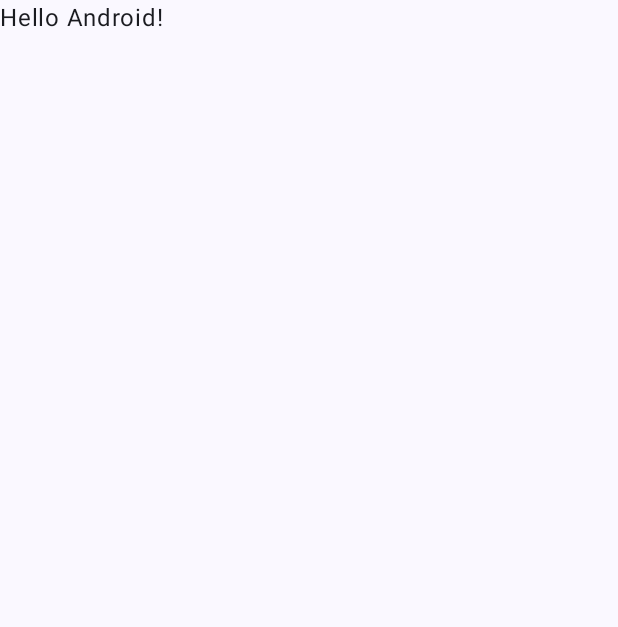
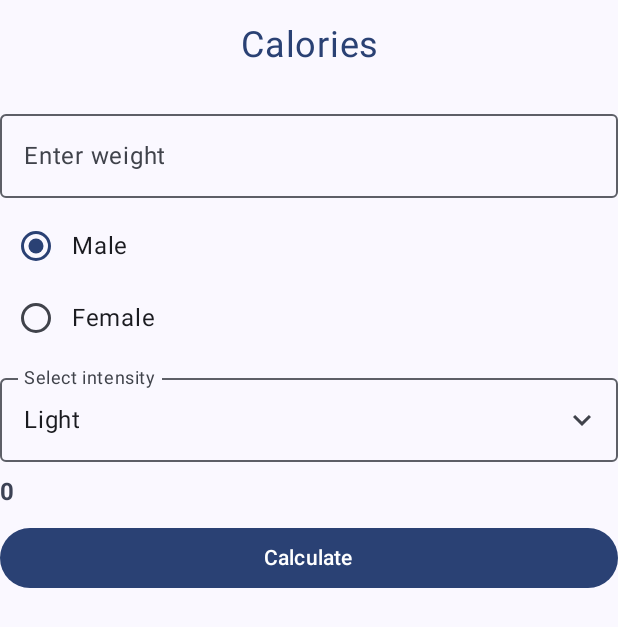
Before and after one commit to JuhoStarck/Kotlin-exercise-3, an Android app built with Jetpack Compose: the screen it shows after launch (MainActivity), on a phone screen of 412 x 824 dp. Before the commit the part shown is almost empty. Shown: the top 627 px of the screen. Run offline under Robolectric (Android 15) with nearby library versions, the phone set to English and light mode, and no system bars.

Commit message:
Tehtävä tehty

```diff
--- a/app/build.gradle.kts
+++ b/app/build.gradle.kts
@@ -50,6 +50,7 @@ dependencies {
     implementation(libs.androidx.compose.ui.graphics)
     implementation(libs.androidx.compose.ui.tooling.preview)
     implementation(libs.androidx.compose.material3)
+    implementation("androidx.compose.material:material-icons-extended")
     testImplementation(libs.junit)
     androidTestImplementation(libs.androidx.junit)
     androidTestImplementation(libs.androidx.espresso.core)
--- a/app/src/main/java/com/example/calories/MainActivity.kt
+++ b/app/src/main/java/com/example/calories/MainActivity.kt
@@ -4,13 +4,28 @@ import android.os.Bundle
 import androidx.activity.ComponentActivity
 import androidx.activity.compose.setContent
 import androidx.activity.enableEdgeToEdge
+import androidx.compose.foundation.layout.Arrangement
+import androidx.compose.foundation.layout.Column
 import androidx.compose.foundation.layout.fillMaxSize
 import androidx.compose.foundation.layout.padding
+import androidx.compose.material3.MaterialTheme
 import androidx.compose.material3.Scaffold
 import androidx.compose.material3.Text
 import androidx.compose.runtime.Composable
+import androidx.compose.runtime.getValue
+import androidx.compose.runtime.mutableIntStateOf
+import androidx.compose.runtime.mutableStateOf
+import androidx.compose.runtime.remember
+import androidx.compose.runtime.setValue
 import androidx.compose.ui.Modifier
+import androidx.compose.ui.text.font.FontWeight
 import androidx.compose.ui.tooling.preview.Preview
+import androidx.compose.ui.unit.dp
+import com.example.calories.ui.components.Calculation
+import com.example.calories.ui.components.GenderChoices
+import com.example.calories.ui.components.Heading
+import com.example.calories.ui.components.IntensityList
+import com.example.calories.ui.components.WeightField
 import com.example.calories.ui.theme.CaloriesTheme
 
 class MainActivity : ComponentActivity() {
@@ -20,8 +35,7 @@ class MainActivity : ComponentActivity() {
         setContent {
             CaloriesTheme {
                 Scaffold(modifier = Modifier.fillMaxSize()) { innerPadding ->
-                    Greeting(
-                        name = "Android",
+                    CalorieApp(
                         modifier = Modifier.padding(innerPadding)
                     )
                 }
@@ -31,17 +45,31 @@ class MainActivity : ComponentActivity() {
 }
 
 @Composable
-fun Greeting(name: String, modifier: Modifier = Modifier) {
-    Text(
-        text = "Hello $name!",
-        modifier = modifier
-    )
-}
+fun CalorieApp ( modifier: Modifier = Modifier) {
+    var weightInput by remember { mutableStateOf("") }
+    val weight = weightInput.toIntOrNull() ?: 0
+    var male by remember { mutableStateOf(true) }
+    var intensity by remember { mutableStateOf(1.3f) }
+    var result by remember { mutableIntStateOf(0) }
 
-@Preview(showBackground = true)
-@Composable
-fun GreetingPreview() {
-    CaloriesTheme {
-        Greeting("Android")
+    Column(
+        modifier = modifier,
+        verticalArrangement = Arrangement.spacedBy(8.dp)
+    ) {
+        Heading("Calories")
+        WeightField(weightInput = weightInput, onValueChange = {weightInput = it})
+        GenderChoices(male, setGenderMale = {male = it})
+        IntensityList(onClick = { intensity = it })
+        Text(
+            text = result.toString(),
+            color = MaterialTheme.colorScheme.secondary,
+            fontWeight = FontWeight.Bold
+        )
+        Calculation(
+            male = male,
+            weight = weight,
+            intensity = intensity,
+            setResult = {result = it}
+        )
     }
 }
--- /dev/null
+++ b/app/src/main/java/com/example/calories/ui/components/Calculation.kt
@@ -0,0 +1,24 @@
+package com.example.calories.ui.components
+
+import androidx.compose.foundation.layout.fillMaxWidth
+import androidx.compose.material3.Button
+import androidx.compose.material3.Text
+import androidx.compose.runtime.Composable
+import androidx.compose.ui.Modifier
+
+@Composable
+fun Calculation(male: Boolean, weight: Int, intensity: Float, setResult: (Int) -> Unit) {
+    Button(
+        onClick = {
+            if (male) {
+                setResult(((879 + 10.2 * weight) * intensity).toInt())
+            } else {
+                setResult(((795 + 7.18 * weight) * intensity).toInt())
+            }
+
+        },
+        modifier = Modifier.fillMaxWidth()
+    ) {
+        Text("Calculate")
+    }
+}
--- /dev/null
+++ b/app/src/main/java/com/example/calories/ui/components/GenderChoices.kt
@@ -0,0 +1,32 @@
+package com.example.calories.ui.components
+
+import androidx.compose.foundation.layout.Column
+import androidx.compose.foundation.layout.Row
+import androidx.compose.material3.RadioButton
+import androidx.compose.material3.Text
+import androidx.compose.runtime.Composable
+import androidx.compose.ui.Alignment
+
+@Composable
+fun GenderChoices(male: Boolean, setGenderMale: (Boolean) -> Unit) {
+    Column {
+        Row(
+            verticalAlignment = Alignment.CenterVertically
+        ) {
+            RadioButton(
+                selected = male,
+                onClick = {setGenderMale(true)}
+            )
+            Text("Male")
+        }
+        Row(
+            verticalAlignment = Alignment.CenterVertically
+        ) {
+            RadioButton(
+                selected = !male,
+                onClick = {setGenderMale(false)}
+            )
+            Text("Female")
+        }
+    }
+}
--- /dev/null
+++ b/app/src/main/java/com/example/calories/ui/components/Heading.kt
@@ -0,0 +1,25 @@
+package com.example.calories.ui.components
+
+import androidx.compose.foundation.layout.fillMaxWidth
+import androidx.compose.foundation.layout.padding
+import androidx.compose.foundation.text.KeyboardOptions
+import androidx.compose.material3.MaterialTheme
+import androidx.compose.material3.OutlinedTextField
+import androidx.compose.material3.Text
+import androidx.compose.runtime.Composable
+import androidx.compose.ui.Modifier
+import androidx.compose.ui.text.input.KeyboardType
+import androidx.compose.ui.text.style.TextAlign
+import androidx.compose.ui.unit.dp
+import androidx.compose.ui.unit.sp
+
+@Composable
+fun Heading(title: String) {
+    Text(
+        text = title,
+        fontSize = 24.sp,
+        textAlign = TextAlign.Center,
+        color = MaterialTheme.colorScheme.primary,
+        modifier = Modifier.fillMaxWidth().padding(top = 16.dp, bottom = 16.dp)
+    )
+}
--- /dev/null
+++ b/app/src/main/java/com/example/calories/ui/components/IntensityList.kt
@@ -0,0 +1,78 @@
+package com.example.calories.ui.components
+
+import androidx.compose.foundation.clickable
+import androidx.compose.foundation.layout.Column
+import androidx.compose.foundation.layout.fillMaxWidth
+import androidx.compose.foundation.layout.width
+import androidx.compose.material.icons.Icons
+import androidx.compose.material.icons.filled.KeyboardArrowDown
+import androidx.compose.material.icons.filled.KeyboardArrowUp
+import androidx.compose.material3.DropdownMenu
+import androidx.compose.material3.DropdownMenuItem
+import androidx.compose.material3.Icon
+import androidx.compose.material3.OutlinedTextField
+import androidx.compose.material3.Text
+import androidx.compose.runtime.Composable
+import androidx.compose.runtime.getValue
+import androidx.compose.runtime.mutableStateOf
+import androidx.compose.runtime.remember
+import androidx.compose.runtime.setValue
+import androidx.compose.ui.Modifier
+import androidx.compose.ui.geometry.Size
+import androidx.compose.ui.layout.onGloballyPositioned
+import androidx.compose.ui.platform.LocalDensity
+import androidx.compose.ui.unit.toSize
+
+@Composable
+fun IntensityList(onClick: (Float) -> Unit) {
+    var expanded by remember { mutableStateOf(false) }
+    var selectedText by remember { mutableStateOf("Light") }
+    var textFieldSize by remember { mutableStateOf(Size.Zero) }
+    val items = listOf("Light", "Usual", "Moderate", "Hard", "Very hard")
+
+    val icon = if (expanded)
+        Icons.Filled.KeyboardArrowUp else Icons.Filled.KeyboardArrowDown
+
+    Column {
+        OutlinedTextField(
+            readOnly = true,
+            value = selectedText,
+            onValueChange = {selectedText = it},
+            modifier = Modifier
+                .fillMaxWidth()
+                .onGloballyPositioned{ coordinates ->
+                    textFieldSize = coordinates.size.toSize()
+                },
+            label = { Text("Select intensity") },
+            trailingIcon = {
+                Icon(icon, "Select intensity",
+                    Modifier.clickable {expanded =!expanded})
+            }
+        )
+        DropdownMenu(
+            expanded = expanded,
+            onDismissRequest = {expanded=false},
+            modifier = Modifier
+                .width(with(LocalDensity.current){textFieldSize.width.toDp()})
+        ) {
+            items.forEach{ item ->
+                val intensity: Float = when(item) {
+                    "Light" -> 1.3f
+                    "Usual" -> 1.5f
+                    "Moderate" -> 1.7f
+                    "Hard" -> 2f
+                    "Very hard" -> 2.2f
+                    else -> 0.0f
+                }
+                DropdownMenuItem(
+                    text = { Text(item) },
+                    onClick = {
+                        onClick(intensity)
+                        selectedText = item
+                        expanded = false
+                    }
+                )
+            }
+        }
+    }
+}
--- /dev/null
+++ b/app/src/main/java/com/example/calories/ui/components/WeightField.kt
@@ -0,0 +1,21 @@
+package com.example.calories.ui.components
+
+import androidx.compose.foundation.layout.fillMaxWidth
+import androidx.compose.foundation.text.KeyboardOptions
+import androidx.compose.material3.OutlinedTextField
+import androidx.compose.material3.Text
+import androidx.compose.runtime.Composable
+import androidx.compose.ui.Modifier
+import androidx.compose.ui.text.input.KeyboardType
+
+@Composable
+fun WeightField(weightInput: String, onValueChange: (String) -> Unit) {
+    OutlinedTextField(
+        value = weightInput,
+        onValueChange = onValueChange,
+        label = {Text("Enter weight")},
+        singleLine = true,
+        keyboardOptions = KeyboardOptions(keyboardType = KeyboardType.Number),
+        modifier = Modifier.fillMaxWidth()
+    )
+}
```
